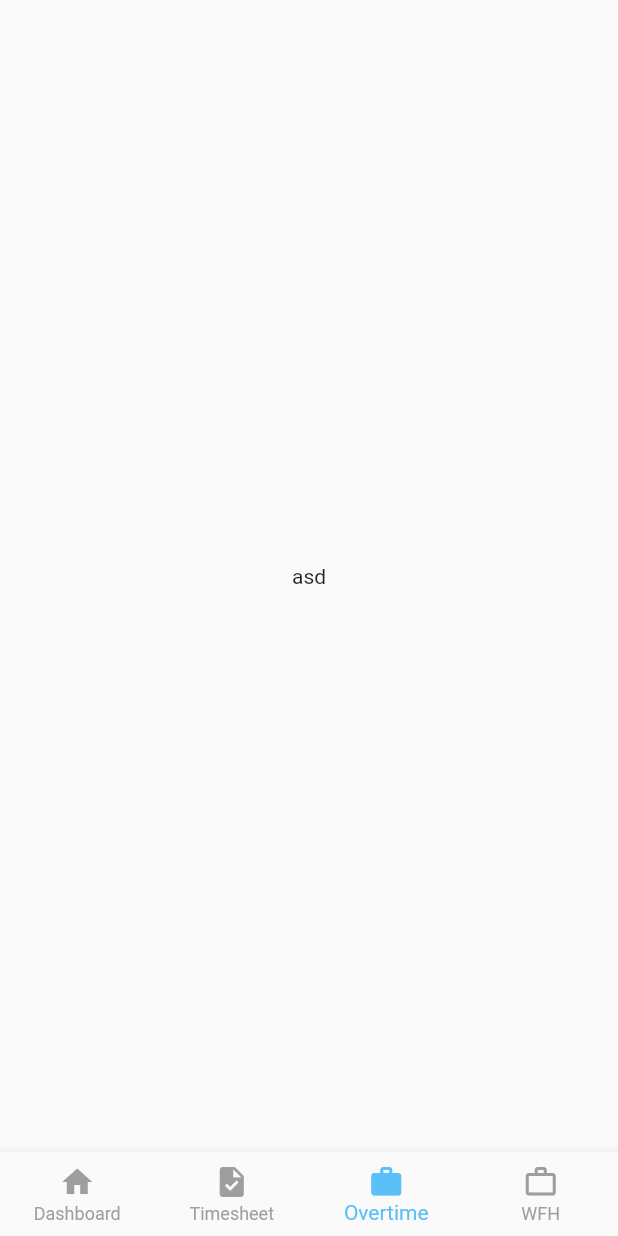
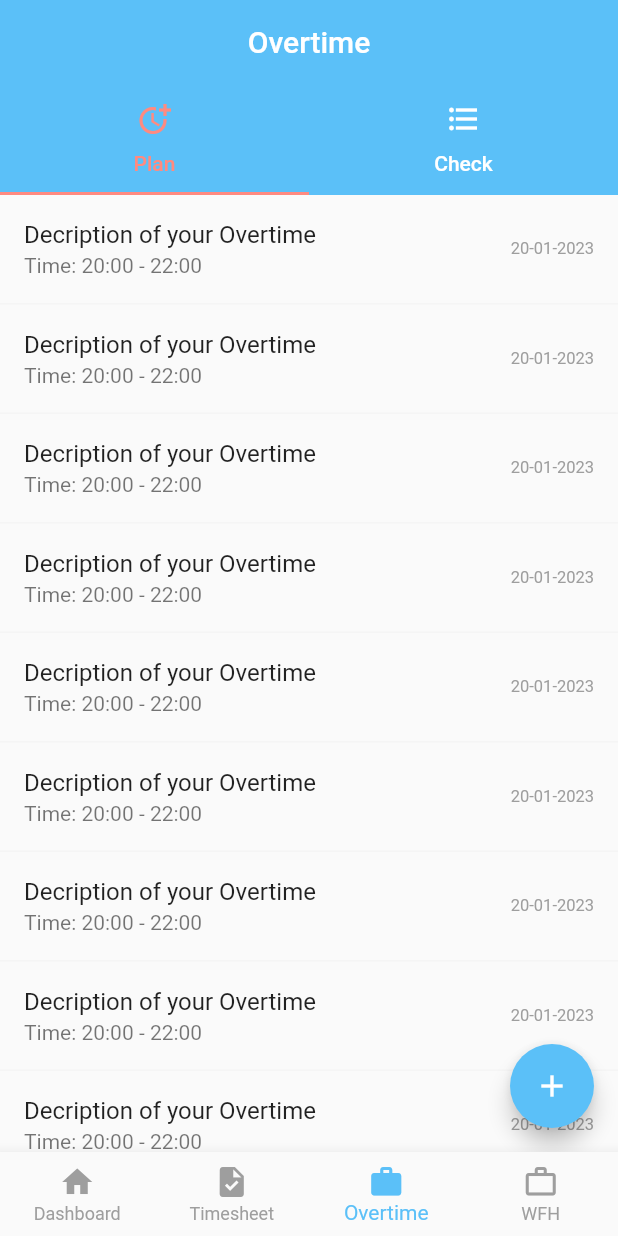
Before and after one commit to kwul0208/timsheet-mobile, a Flutter app: the screen it shows after launch, item 3 of the bottom bar chosen, on a phone screen of 412 x 824 dp. Run offline on Flutter 3.47's test engine with Material 2 defaults, Android fonts, the phone set to English and light mode, and no system bars; our stand-ins replace calendar_timeline, date_picker_timeline; network calls fail.

Commit message:
overtime view

```diff
--- a/lib/views/menu/Overtime.dart
+++ b/lib/views/menu/Overtime.dart
@@ -1,15 +1,54 @@
 import 'package:flutter/material.dart';
 import 'package:flutter/src/widgets/container.dart';
 import 'package:flutter/src/widgets/framework.dart';
+import 'package:timsheet_mobile/Config/Config.dart';
 
 class Overtime extends StatelessWidget {
   const Overtime({super.key});
 
   @override
   Widget build(BuildContext context) {
-    return Scaffold(
-      body: Center(
-        child: Text("asd"),
+    return DefaultTabController(
+      length: 2,
+      child: Scaffold(
+        appBar: AppBar(
+            automaticallyImplyLeading: false,
+            backgroundColor: Config().primary,
+            title: Text("Overtime"),
+            centerTitle: true,
+            elevation: 0,
+            bottom:  TabBar(
+              // isScrollable: true,
+              unselectedLabelColor: Colors.white,
+              indicatorColor: Colors.redAccent[100],
+              labelColor:  Colors.redAccent[100],
+              tabs:  [
+                Tab(text: "Plan", icon: Icon(Icons.more_time)),
+                Tab(text: "Check", icon: Icon(Icons.format_list_bulleted_outlined)),
+              ],
+            ),
+          ),
+        body: ListView.builder(
+          itemCount: 15,
+          itemBuilder: (context, index) {
+            return Container(
+              decoration: BoxDecoration(
+                border: Border(bottom: BorderSide(width: 1, color: Config().line))
+              ),
+              child: ListTile(
+                title: Text("Decription of your Overtime"),
+                subtitle: Text("Time: 20:00 - 22:00"),
+                trailing: Text("20-01-2023", style: TextStyle(fontSize: 11, color: Colors.grey),),
+              ),
+            );
+          },
+        ),
+        floatingActionButton: FloatingActionButton(
+        backgroundColor: Config().primary,
+        child: Icon(Icons.add),
+        onPressed: (){
+        },
+      ),
       ),
     );
   }
```
